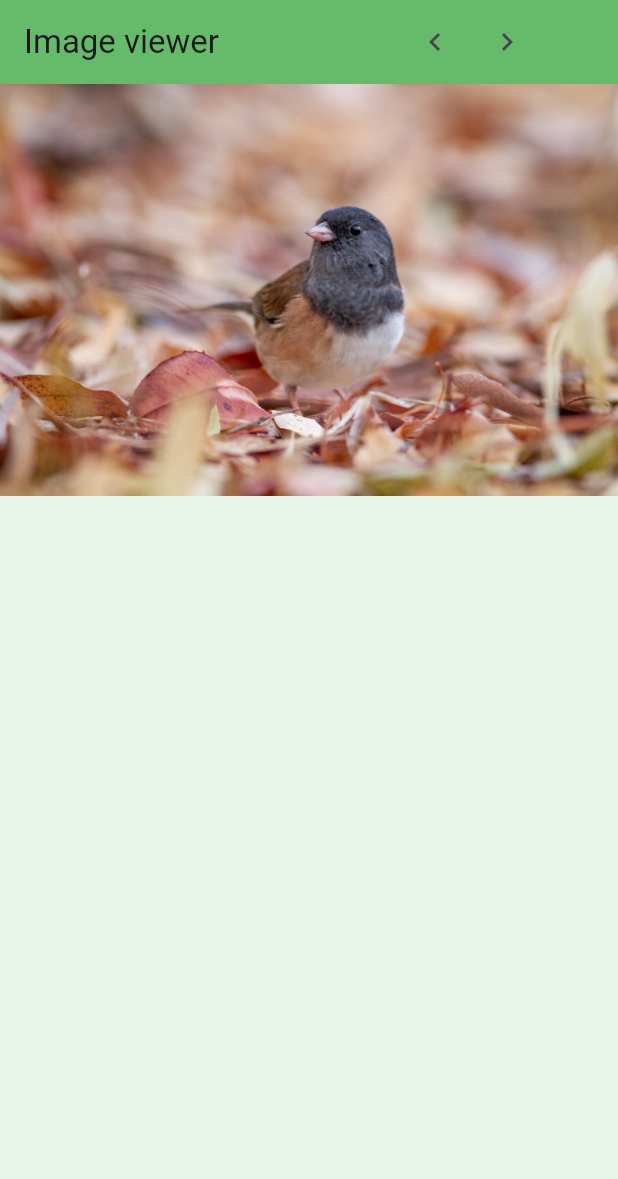
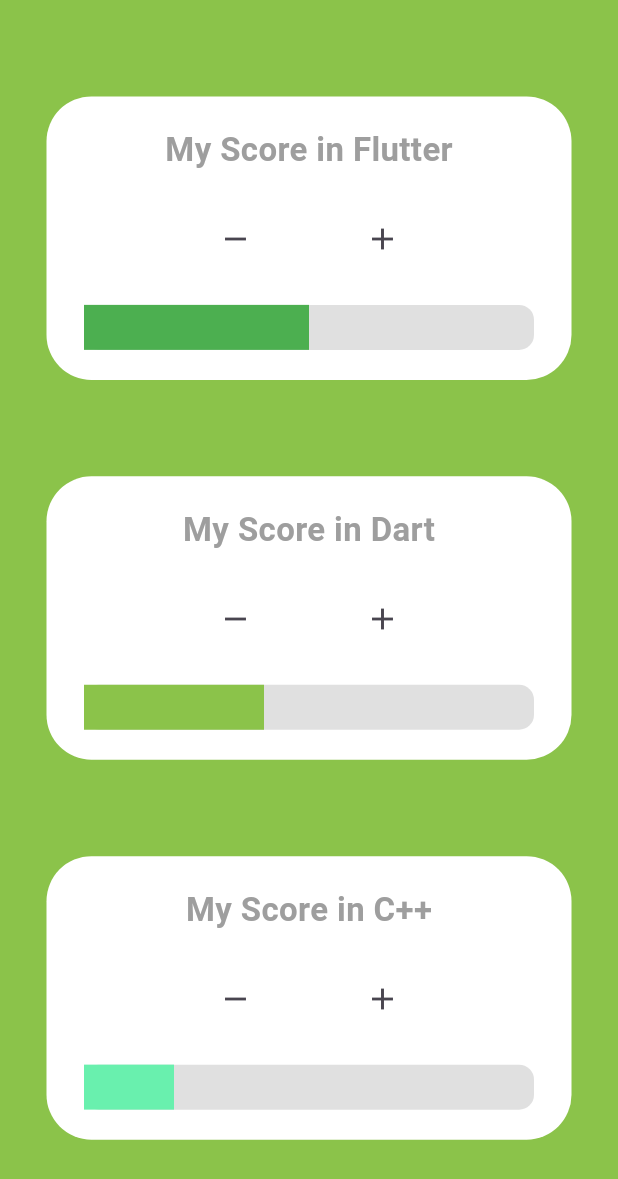
Before and after one commit to UmLyrithyreach/W5---PRACTICE--Statefull-Widgets, a Flutter app: the screen it shows after launch, on a phone screen of 412 x 824 dp. Shown: the top 1179 px of the screen. Run offline on Flutter 3.47's test engine with Material 3 defaults, Android fonts, the light colour scheme and no system bars; our stand-ins replace device_preview.

Commit message:
Add BonusEx and ScoreCard widgets for score tracking functionality

```diff
--- /dev/null
+++ b/lib/bonus/bonus.dart
@@ -0,0 +1,144 @@
+import 'package:flutter/material.dart';
+
+class BonusEx extends StatelessWidget {
+  const BonusEx({super.key});
+
+  @override
+  Widget build(BuildContext context) {
+    return Scaffold(
+      backgroundColor: Colors.lightGreen,
+      body: Center(
+        child: Column(
+          mainAxisAlignment: MainAxisAlignment.spaceEvenly,
+          children: [
+            ScoreCard(
+              title: 'My Score in Flutter',
+              scoreIndex: 5,
+              maxScore: 10,
+              minScore: 0,
+            ),
+            ScoreCard(
+              title: 'My Score in Dart',
+              scoreIndex: 4,
+              maxScore: 10,
+              minScore: 0,
+            ),
+            ScoreCard(
+              title: 'My Score in C++',
+              scoreIndex: 2,
+              maxScore: 10,
+              minScore: 0,
+            ),
+          ],
+        ),
+      ),
+    );
+  }
+}
+
+class ScoreCard extends StatefulWidget {
+  final String title;
+  final int scoreIndex;
+  final int maxScore;
+  final int minScore;
+  const ScoreCard({
+    super.key,
+    required this.title,
+    required this.scoreIndex,
+    required this.maxScore,
+    required this.minScore,
+  });
+
+  int get getScore => scoreIndex;
+
+  @override
+  State<ScoreCard> createState() => _ScoreCard();
+}
+
+class _ScoreCard extends State<ScoreCard> {
+  late int score;
+
+  @override
+  void initState() {
+    super.initState();
+    score = widget.getScore;
+  }
+
+  void increase() {
+    if (score < widget.maxScore) {
+      setState(() {
+        score++;
+      });
+    }
+  }
+
+  void decrease() {
+    if (score > widget.minScore) {
+      setState(() {
+        score--;
+      });
+    }
+  }
+
+  @override
+  Widget build(BuildContext context) {
+    return Container(
+      width: 350,
+      padding: const EdgeInsets.all(20),
+      decoration: BoxDecoration(
+        color: Colors.white,
+        borderRadius: BorderRadius.circular(30),
+      ),
+      child: Column(
+        crossAxisAlignment: CrossAxisAlignment.center,
+        children: [
+          Text(
+            widget.title,
+            style: TextStyle(
+              fontSize: 22,
+              fontWeight: FontWeight.bold,
+              color: Colors.grey,
+            ),
+          ),
+
+          const SizedBox(height: 20),
+
+          Row(
+            mainAxisAlignment: MainAxisAlignment.center,
+            children: [
+              IconButton(onPressed: decrease, icon: const Icon(Icons.remove)),
+              SizedBox(width: 50),
+              IconButton(onPressed: increase, icon: const Icon(Icons.add)),
+            ],
+          ),
+
+          SizedBox(height: 20),
+          Stack(
+            children: [
+              Container(
+                height: 30,
+                width: 300,
+                decoration: BoxDecoration(
+                  color: Colors.grey.shade300,
+                  borderRadius: BorderRadius.circular(10),
+                ),
+              ),
+              AnimatedContainer(
+                duration: const Duration(milliseconds: 300),
+                height: 30,
+                width: 300 * (score / widget.maxScore),
+                decoration: BoxDecoration(
+                  color: score / widget.maxScore < 0.33
+                      ? Colors.greenAccent
+                      : score / widget.maxScore < 0.5
+                      ? Colors.lightGreen
+                      : Colors.green,
+                ),
+              ),
+            ],
+          ),
+        ],
+      ),
+    );
+  }
+}
--- a/lib/main.dart
+++ b/lib/main.dart
@@ -5,6 +5,7 @@ import 'package:flutter/foundation.dart';
 import 'package:flutter/material.dart';
 import 'package:w5_statefulwidget/EX-2/ex_2_step_1_correction.dart';
 import 'package:w5_statefulwidget/EX-3/ex_3_start.dart';
+import 'package:w5_statefulwidget/bonus/bonus.dart';
 import 'EX-1/ex_1.dart';
 
 void main() => runApp(
@@ -18,7 +19,7 @@ class MainApp extends StatelessWidget {
   Widget build(BuildContext context) {
     return const MaterialApp(
       debugShowCheckedModeBanner: false,
-      home: Ex3(),
+      home: BonusEx(),
     );
   }
 }
```
